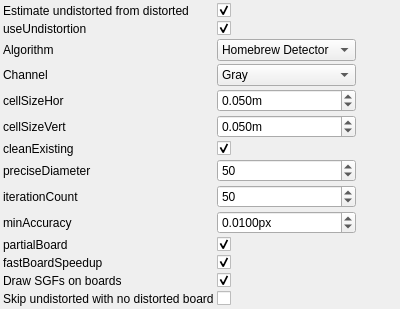
Above: utils/corestructs/coreWidgets/checkerboardDetectionParametersControlWidget.ui from NickPenkrat/corecvs before the change. Below: the same form after it.
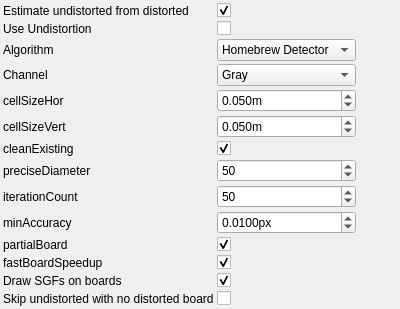
That is the form after the change. Icons and pictures are not drawn.

What changed in the file:
```diff
--- a/utils/corestructs/coreWidgets/checkerboardDetectionParametersControlWidget.ui
+++ b/utils/corestructs/coreWidgets/checkerboardDetectionParametersControlWidget.ui
@@ -40,17 +40,14 @@
     <item row="1" column="0">
      <widget class="QLabel" name="label_1">
        <property name="text">
-         <string>useUndistortion</string>
+         <string>Use Undistortion</string>
        </property>
      </widget>
     </item>
     <item row="1" column="1">
      <widget class="QCheckBox" name="useUndistortionCheckBox">
        <property name="toolTip">
-         <string>useUndistortion</string>
-       </property>
-       <property name="checked">
-           <bool>true</bool>
+         <string>Use Undistortion</string>
        </property>
      </widget>
     </item>
```
Left out of the diff: 4 changed lines with no effect on the pictures.
